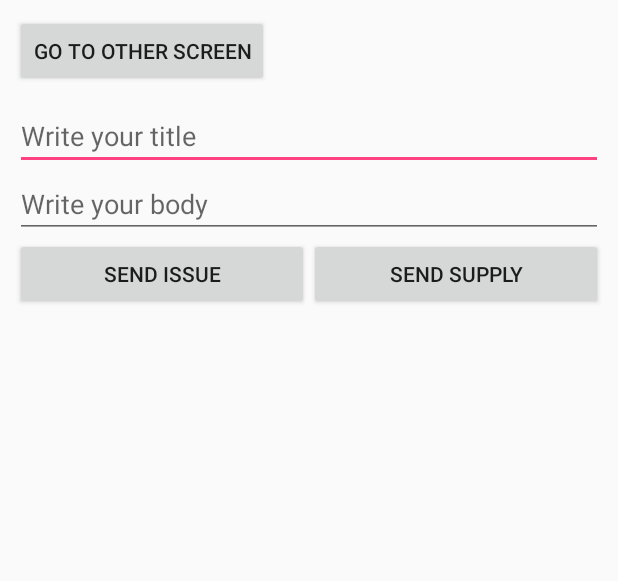
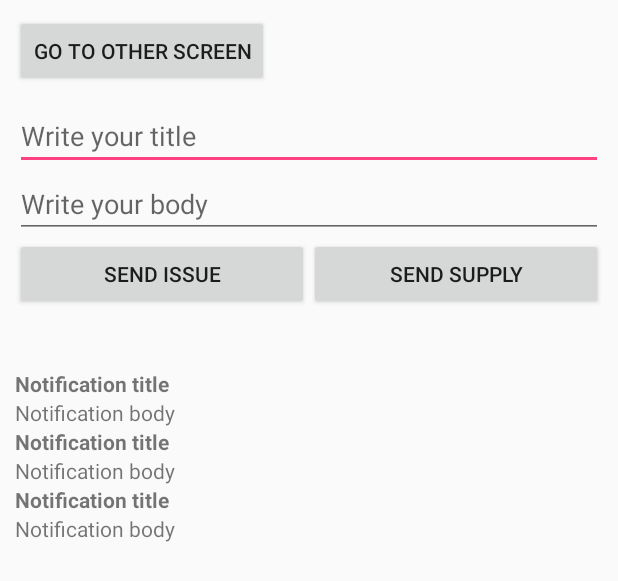
Before and after one commit to VictorAlbertos/RxFcm, an Android app: the layout base_fragment.xml on its own in the app's theme, with its tools: preview values and no code run, on a phone screen of 412 x 824 dp. Shown: the top 581 px of the screen. Run offline under Robolectric (Android 15) with nearby library versions, the phone set to English and light mode, and no system bars.

Commit message:
Updated build tools Changed notification item height Added listitem tools to more efficient layout in sample project

```diff
--- a/app/build.gradle
+++ b/app/build.gradle
@@ -18,12 +18,12 @@ repositories {
 
 android {
     compileSdkVersion 24
-    buildToolsVersion "24.0.0"
+    buildToolsVersion "24.0.1"
 
     defaultConfig {
         applicationId "victoralbertos.io.rxfcm"
         minSdkVersion 16
-        targetSdkVersion 23
+        targetSdkVersion 24
         versionCode 1
         versionName "1.0"
         testInstrumentationRunner "android.support.test.runner.AndroidJUnitRunner"
@@ -67,6 +67,8 @@ dependencies {
         exclude module: 'design'
     }
 
+    androidTestCompile 'junit:junit:4.12'
+    androidTestCompile 'junit:junit:4.12'
 }
 
 configurations.all {
--- a/app/src/main/res/layout/base_fragment.xml
+++ b/app/src/main/res/layout/base_fragment.xml
@@ -1,5 +1,6 @@
 <?xml version="1.0" encoding="utf-8"?>
 <LinearLayout xmlns:android="http://schemas.android.com/apk/res/android"
+    xmlns:tools="http://schemas.android.com/tools"
     android:layout_width="match_parent"
     android:layout_height="match_parent"
     android:layout_margin="10dp"
@@ -65,6 +66,7 @@
         android:layout_width="match_parent"
         android:layout_height="match_parent"
         android:layout_marginTop="10dp"
-        android:scrollbars="vertical" />
+        android:scrollbars="vertical"
+        tools:listitem="@layout/notification_item" />
 
 </LinearLayout>
--- a/app/src/main/res/layout/notification_item.xml
+++ b/app/src/main/res/layout/notification_item.xml
@@ -1,19 +1,22 @@
 <?xml version="1.0" encoding="utf-8"?>
 <LinearLayout xmlns:android="http://schemas.android.com/apk/res/android"
+    xmlns:tools="http://schemas.android.com/tools"
     android:layout_width="match_parent"
-    android:layout_height="match_parent"
+    android:layout_height="wrap_content"
     android:orientation="vertical">
 
     <TextView
         android:id="@+id/tv_title"
-        android:maxLines="1"
         android:layout_width="match_parent"
         android:layout_height="match_parent"
-        android:textStyle="bold" />
+        android:maxLines="1"
+        android:textStyle="bold"
+        tools:text="Notification title" />
 
     <TextView
         android:id="@+id/tv_body"
+        android:layout_width="match_parent"
+        android:layout_height="match_parent"
         android:maxLines="2"
-        android:layout_width="match_parent"
-        android:layout_height="match_parent" />
+        tools:text="Notification body" />
 </LinearLayout>
--- a/rx_fcm/build.gradle
+++ b/rx_fcm/build.gradle
@@ -4,11 +4,11 @@ group='com.github.VictorAlbertos'
 
 android {
     compileSdkVersion 24
-    buildToolsVersion "24.0.0"
+    buildToolsVersion "24.0.1"
 
     defaultConfig {
         minSdkVersion 16
-        targetSdkVersion 23
+        targetSdkVersion 24
         versionCode 1
         versionName "1.0"
     }
```
